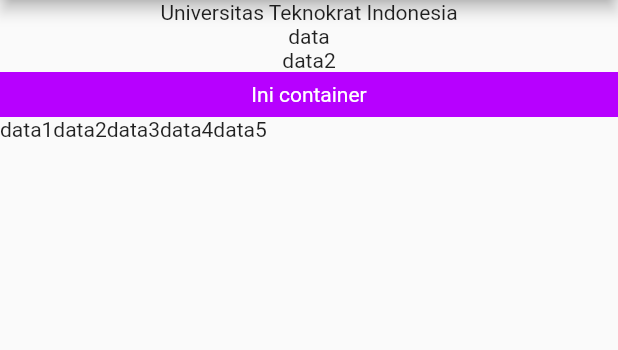
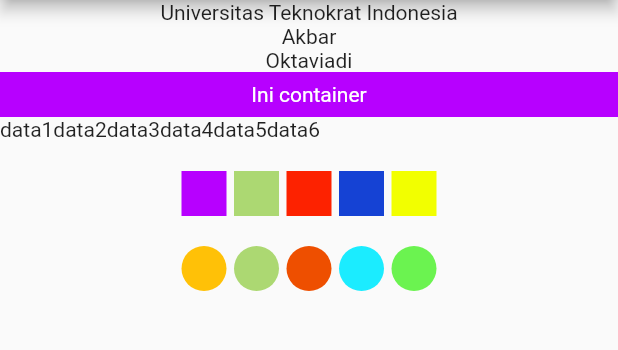
Before and after one commit to AkbarOktaviadi89/Flutter_IF21A_Latihan1, a Flutter app: the screen it shows after launch, on a phone screen of 412 x 824 dp, the part 84-434 px from its top. Run offline on Flutter 3.47's test engine with Material 2 defaults, Android fonts, the phone set to English and light mode, and no system bars.

Commit message:
13-10-2023

```diff
--- a/lib/main.dart
+++ b/lib/main.dart
@@ -19,8 +19,8 @@ class MyApp extends StatelessWidget {
         body: Column(
           children: [
             Text("Universitas Teknokrat Indonesia"),
-            Text("data"),
-            Text("data2"),
+            Text("Akbar"),
+            Text("Oktaviadi"),
             Container(
               height: 30,
               width: 500,
@@ -38,6 +38,118 @@ class MyApp extends StatelessWidget {
                 Text("data3"),
                 Text("data4"),
                 Text("data5"),
+                Text("data6"),
+              ],
+            ),
+            SizedBox(
+              height: 20,
+            ),
+            Row(
+              mainAxisAlignment: MainAxisAlignment.center,
+              children: [
+                Align(
+                  alignment: Alignment.center,
+                ),
+                Container(
+                  width: 30,
+                  height: 30,
+                  color: Color.fromARGB(255, 183, 0, 255),
+                ),
+                SizedBox(
+                  width: 5,
+                ),
+                Container(
+                  width: 30,
+                  height: 30,
+                  color: Color.fromARGB(255, 172, 216, 114),
+                ),
+                SizedBox(
+                  width: 5,
+                ),
+                Container(
+                  width: 30,
+                  height: 30,
+                  color: Color.fromARGB(255, 253, 34, 0),
+                ),
+                SizedBox(
+                  width: 5,
+                ),
+                Container(
+                  width: 30,
+                  height: 30,
+                  color: Color.fromARGB(255, 21, 66, 212),
+                ),
+                SizedBox(
+                  width: 5,
+                ),
+                Container(
+                  width: 30,
+                  height: 30,
+                  color: Color.fromARGB(255, 242, 255, 0),
+                ),
+              ],
+            ),
+            SizedBox(
+              height: 20,
+            ),
+            Row(
+              mainAxisAlignment: MainAxisAlignment.center,
+              children: [
+                Align(
+                  alignment: Alignment.center,
+                ),
+                Container(
+                  width: 30,
+                  height: 30,
+                  decoration: BoxDecoration(
+                    color: Colors.amber,
+                    shape: BoxShape.circle,
+                  ),
+                ),
+                SizedBox(
+                  width: 5,
+                ),
+                Container(
+                  width: 30,
+                  height: 30,
+                  decoration: BoxDecoration(
+                    color: Color.fromARGB(255, 172, 216, 114),
+                    shape: BoxShape.circle,
+                  ),
+                ),
+                SizedBox(
+                  width: 5,
+                ),
+                Container(
+                  width: 30,
+                  height: 30,
+                  decoration: BoxDecoration(
+                    color: Color.fromARGB(255, 238, 79, 0),
+                    shape: BoxShape.circle,
+                  ),
+                ),
+                SizedBox(
+                  width: 5,
+                ),
+                Container(
+                  width: 30,
+                  height: 30,
+                  decoration: BoxDecoration(
+                    color: Color.fromARGB(255, 27, 236, 255),
+                    shape: BoxShape.circle,
+                  ),
+                ),
+                SizedBox(
+                  width: 5,
+                ),
+                Container(
+                  width: 30,
+                  height: 30,
+                  decoration: BoxDecoration(
+                    color: Color.fromARGB(255, 107, 243, 80),
+                    shape: BoxShape.circle,
+                  ),
+                ),
               ],
             ),
           ],
--- a/pubspec.yaml
+++ b/pubspec.yaml
@@ -19,7 +19,7 @@ publish_to: 'none' # Remove this line if you wish to publish to pub.dev
 version: 1.0.0+1
 
 environment:
-  sdk: '>=3.1.2 <4.0.0'
+  sdk: '>=2.19.2 <4.0.0'
 
 # Dependencies specify other packages that your package needs in order to work.
 # To automatically upgrade your package dependencies to the latest versions
```
Also changed, not shown: pubspec.lock.
